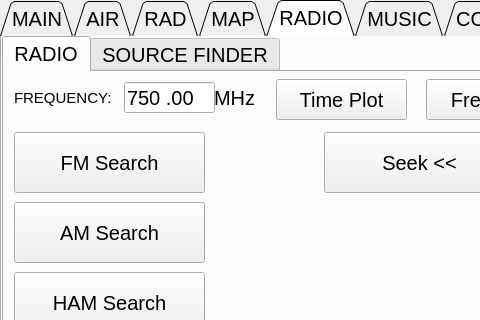
Before: the Qt Designer form PipBoy/PipBoyMenuui.ui in Blizzartnaut/WorkingPipBoy, drawn with Qt 5; both pictures show x 0 to 480 and y 0 to 320 of the 799 by 511 pixel window.
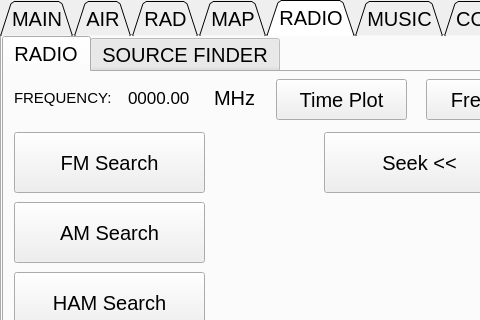
After: the same form once the commit is applied.

Commit message: ui changes to better facilitate radio controls

```diff
--- a/PipBoy/PipBoyMenuui.ui
+++ b/PipBoy/PipBoyMenuui.ui
@@ -689,31 +689,6 @@
          <string/>
         </property>
        </widget>
-       <widget class="QLineEdit" name="freqInput">
-        <property name="geometry">
-         <rect>
-          <x>120</x>
-          <y>10</y>
-          <width>91</width>
-          <height>31</height>
-         </rect>
-        </property>
-        <property name="inputMask">
-         <string>0000.00</string>
-        </property>
-        <property name="text">
-         <string>750.00</string>
-        </property>
-        <property name="maxLength">
-         <number>7</number>
-        </property>
-        <property name="echoMode">
-         <enum>QLineEdit::Normal</enum>
-        </property>
-        <property name="placeholderText">
-         <string>750.00</string>
-        </property>
-       </widget>
        <widget class="QLabel" name="FREQ_2">
         <property name="geometry">
          <rect>
@@ -857,6 +832,24 @@
          <string/>
         </property>
        </widget>
+       <widget class="QLabel" name="freqInput">
+        <property name="geometry">
+         <rect>
+          <x>124</x>
+          <y>10</y>
+          <width>81</width>
+          <height>31</height>
+         </rect>
+        </property>
+        <property name="font">
+         <font>
+          <pointsize>13</pointsize>
+         </font>
+        </property>
+        <property name="text">
+         <string>0000.00</string>
+        </property>
+       </widget>
       </widget>
       <widget class="QWidget" name="SOURCE_FIND">
        <attribute name="title">
```
The commit also changes 3 other files.
